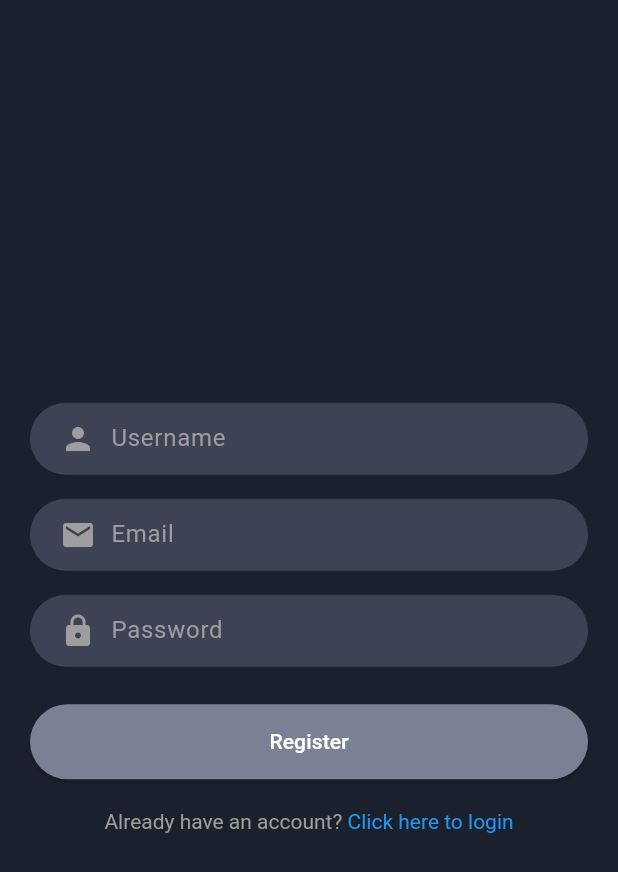
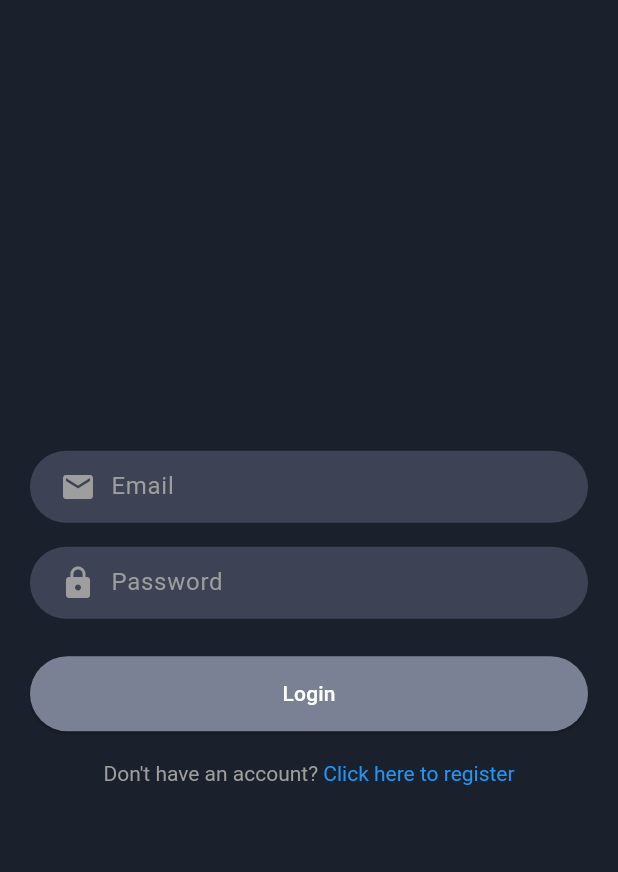
Before and after one commit to FluttX/ConvoSphere, a Flutter app: the screen it shows after launch, on a phone screen of 412 x 824 dp. Shown: the top 872 px of the screen. Run offline on Flutter 3.47's test engine with Material 3 defaults, Android fonts, the phone set to English and light mode, and no system bars; our stand-ins replace google_fonts.

Commit message:
feat: login page ui added

```diff
--- /dev/null
+++ b/lib/feature/authentication/presentation/ui/login_page.dart
@@ -0,0 +1,63 @@
+import 'package:convo_sphere/feature/authentication/presentation/wigets/custom_button.dart';
+import 'package:convo_sphere/feature/authentication/presentation/wigets/rich_text_prompt.dart';
+import 'package:convo_sphere/feature/authentication/presentation/wigets/text_input.dart';
+import 'package:flutter/material.dart';
+
+class LoginPage extends StatefulWidget {
+  const LoginPage({super.key});
+
+  @override
+  State<LoginPage> createState() => _LoginPageState();
+}
+
+class _LoginPageState extends State<LoginPage> {
+  final _emailController = TextEditingController();
+  final _passwordController = TextEditingController();
+
+  @override
+  void dispose() {
+    _emailController.dispose();
+    _passwordController.dispose();
+    super.dispose();
+  }
+
+  @override
+  Widget build(BuildContext context) {
+    return Scaffold(
+      body: Center(
+        child: Padding(
+          padding: const EdgeInsets.all(20),
+          child: Column(
+            mainAxisAlignment: MainAxisAlignment.center,
+            crossAxisAlignment: CrossAxisAlignment.stretch,
+            children: [
+              TextInputWidget(
+                hintText: 'Email',
+                icon: Icons.email,
+                controller: _emailController,
+              ),
+              const SizedBox(height: 16.0),
+              TextInputWidget(
+                hintText: 'Password',
+                icon: Icons.lock,
+                controller: _passwordController,
+                isPassword: true,
+              ),
+              const SizedBox(height: 25.0),
+              CustomButtonWidget(
+                text: 'Login',
+                onPressed: () {},
+              ),
+              const SizedBox(height: 20.0),
+              RichTextPromptWidget(
+                text: 'Don\'t have an account?',
+                pressableText: 'Click here to register',
+                onTap: () {},
+              )
+            ],
+          ),
+        ),
+      ),
+    );
+  }
+}
--- a/lib/main.dart
+++ b/lib/main.dart
@@ -1,5 +1,5 @@
 import 'package:convo_sphere/core/theme.dart';
-import 'package:convo_sphere/feature/authentication/presentation/ui/register_page.dart';
+import 'package:convo_sphere/feature/authentication/presentation/ui/login_page.dart';
 import 'package:flutter/material.dart';
 
 void main() {
@@ -15,7 +15,7 @@
       debugShowCheckedModeBanner: false,
       title: 'ConvoSphere',
       theme: AppTheme.darkTheme,
-      home: const RegisterPage(),
+      home: const LoginPage(),
     );
   }
 }
```
